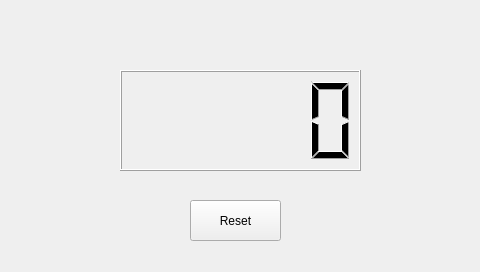
Qt form mainwindow.ui (embetrix/qstopwatch) before a commit.
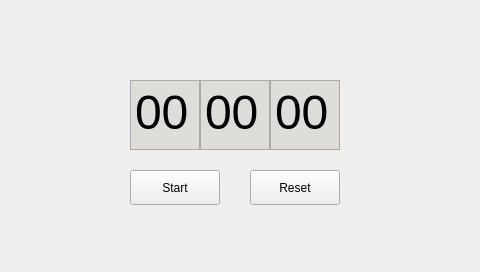
The same form after that commit.

```diff
--- a/mainwindow.ui
+++ b/mainwindow.ui
@@ -17,28 +17,194 @@
    <widget class="QPushButton" name="pushButton">
     <property name="geometry">
      <rect>
-      <x>190</x>
-      <y>200</y>
-      <width>91</width>
-      <height>41</height>
+      <x>130</x>
+      <y>170</y>
+      <width>90</width>
+      <height>35</height>
+     </rect>
+    </property>
+    <property name="text">
+     <string>Start</string>
+    </property>
+   </widget>
+   <widget class="QPushButton" name="resetButton">
+    <property name="geometry">
+     <rect>
+      <x>250</x>
+      <y>170</y>
+      <width>90</width>
+      <height>35</height>
      </rect>
     </property>
     <property name="text">
      <string>Reset</string>
     </property>
    </widget>
-   <widget class="QLCDNumber" name="lcdNumber">
+   <widget class="QTextEdit" name="minutesText">
     <property name="geometry">
      <rect>
-      <x>120</x>
-      <y>70</y>
-      <width>241</width>
-      <height>101</height>
+      <x>130</x>
+      <y>80</y>
+      <width>70</width>
+      <height>70</height>
      </rect>
+    </property>
+    <property name="font">
+     <font>
+      <pointsize>36</pointsize>
+      <bold>false</bold>
+     </font>
+    </property>
+    <property name="tabletTracking">
+     <bool>false</bool>
+    </property>
+    <property name="layoutDirection">
+     <enum>Qt::LeftToRight</enum>
+    </property>
+    <property name="styleSheet">
+     <string notr="true">background-color: rgb(222, 221, 218);</string>
+    </property>
+    <property name="verticalScrollBarPolicy">
+     <enum>Qt::ScrollBarAlwaysOff</enum>
+    </property>
+    <property name="horizontalScrollBarPolicy">
+     <enum>Qt::ScrollBarAlwaysOff</enum>
+    </property>
+    <property name="tabChangesFocus">
+     <bool>false</bool>
+    </property>
+    <property name="readOnly">
+     <bool>true</bool>
+    </property>
+    <property name="markdown">
+     <string>00
+
+</string>
+    </property>
+    <property name="html">
+     <string>&lt;!DOCTYPE HTML PUBLIC &quot;-//W3C//DTD HTML 4.0//EN&quot; &quot;http://www.w3.org/TR/REC-html40/strict.dtd&quot;&gt;
+&lt;html&gt;&lt;head&gt;&lt;meta name=&quot;qrichtext&quot; content=&quot;1&quot; /&gt;&lt;meta charset=&quot;utf-8&quot; /&gt;&lt;style type=&quot;text/css&quot;&gt;
+p, li { white-space: pre-wrap; }
+&lt;/style&gt;&lt;/head&gt;&lt;body style=&quot; font-family:'Ubuntu'; font-size:36pt; font-weight:400; font-style:normal;&quot;&gt;
+&lt;p style=&quot; margin-top:0px; margin-bottom:0px; margin-left:0px; margin-right:0px; -qt-block-indent:0; text-indent:0px;&quot;&gt;00&lt;/p&gt;&lt;/body&gt;&lt;/html&gt;</string>
+    </property>
+    <property name="tabStopDistance">
+     <double>80.000000000000000</double>
+    </property>
+    <property name="acceptRichText">
+     <bool>false</bool>
+    </property>
+    <property name="placeholderText">
+     <string>00</string>
+    </property>
+   </widget>
+   <widget class="QTextEdit" name="secondsText">
+    <property name="geometry">
+     <rect>
+      <x>200</x>
+      <y>80</y>
+      <width>70</width>
+      <height>70</height>
+     </rect>
+    </property>
+    <property name="font">
+     <font>
+      <pointsize>36</pointsize>
+      <bold>false</bold>
+     </font>
+    </property>
+    <property name="tabletTracking">
+     <bool>false</bool>
+    </property>
+    <property name="styleSheet">
+     <string notr="true">background-color: rgb(222, 221, 218);</string>
+    </property>
+    <property name="verticalScrollBarPolicy">
+     <enum>Qt::ScrollBarAlwaysOff</enum>
+    </property>
+    <property name="horizontalScrollBarPolicy">
+     <enum>Qt::ScrollBarAlwaysOff</enum>
+    </property>
+    <property name="tabChangesFocus">
+     <bool>false</bool>
+    </property>
+    <property name="readOnly">
+     <bool>true</bool>
+    </property>
+    <property name="markdown">
+     <string>00
+
+</string>
+    </property>
+    <property name="html">
+     <string>&lt;!DOCTYPE HTML PUBLIC &quot;-//W3C//DTD HTML 4.0//EN&quot; &quot;http://www.w3.org/TR/REC-html40/strict.dtd&quot;&gt;
+&lt;html&gt;&lt;head&gt;&lt;meta name=&quot;qrichtext&quot; content=&quot;1&quot; /&gt;&lt;meta charset=&quot;utf-8&quot; /&gt;&lt;style type=&quot;text/css&quot;&gt;
+p, li { white-space: pre-wrap; }
+&lt;/style&gt;&lt;/head&gt;&lt;body style=&quot; font-family:'Ubuntu'; font-size:36pt; font-weight:400; font-style:normal;&quot;&gt;
+&lt;p style=&quot; margin-top:0px; margin-bottom:0px; margin-left:0px; margin-right:0px; -qt-block-indent:0; text-indent:0px;&quot;&gt;00&lt;/p&gt;&lt;/body&gt;&lt;/html&gt;</string>
+    </property>
+    <property name="acceptRichText">
+     <bool>false</bool>
+    </property>
+    <property name="placeholderText">
+     <string>00</string>
+    </property>
+   </widget>
+   <widget class="QTextEdit" name="hundredthsText">
+    <property name="geometry">
+     <rect>
+      <x>270</x>
+      <y>80</y>
+      <width>70</width>
+      <height>70</height>
+     </rect>
+    </property>
+    <property name="font">
+     <font>
+      <pointsize>36</pointsize>
+      <bold>false</bold>
+     </font>
+    </property>
+    <property name="tabletTracking">
+     <bool>false</bool>
+    </property>
+    <property name="styleSheet">
+     <string notr="true">background-color: rgb(222, 221, 218);</string>
+    </property>
+    <property name="verticalScrollBarPolicy">
+     <enum>Qt::ScrollBarAlwaysOff</enum>
+    </property>
+    <property name="horizontalScrollBarPolicy">
+     <enum>Qt::ScrollBarAlwaysOff</enum>
+    </property>
+    <property name="tabChangesFocus">
+     <bool>false</bool>
+    </property>
+    <property name="readOnly">
+     <bool>true</bool>
+    </property>
+    <property name="markdown">
+     <string>00
+
+</string>
+    </property>
+    <property name="html">
+     <string>&lt;!DOCTYPE HTML PUBLIC &quot;-//W3C//DTD HTML 4.0//EN&quot; &quot;http://www.w3.org/TR/REC-html40/strict.dtd&quot;&gt;
+&lt;html&gt;&lt;head&gt;&lt;meta name=&quot;qrichtext&quot; content=&quot;1&quot; /&gt;&lt;meta charset=&quot;utf-8&quot; /&gt;&lt;style type=&quot;text/css&quot;&gt;
+p, li { white-space: pre-wrap; }
+&lt;/style&gt;&lt;/head&gt;&lt;body style=&quot; font-family:'Ubuntu'; font-size:36pt; font-weight:400; font-style:normal;&quot;&gt;
+&lt;p style=&quot; margin-top:0px; margin-bottom:0px; margin-left:0px; margin-right:0px; -qt-block-indent:0; text-indent:0px;&quot;&gt;00&lt;/p&gt;&lt;/body&gt;&lt;/html&gt;</string>
+    </property>
+    <property name="acceptRichText">
+     <bool>false</bool>
+    </property>
+    <property name="placeholderText">
+     <string>00</string>
     </property>
    </widget>
   </widget>
  </widget>
+ <layoutdefault spacing="6" margin="11"/>
  <resources/>
  <connections/>
 </ui>
```
Left out of the diff: 4 changed lines with no effect on the pictures.
